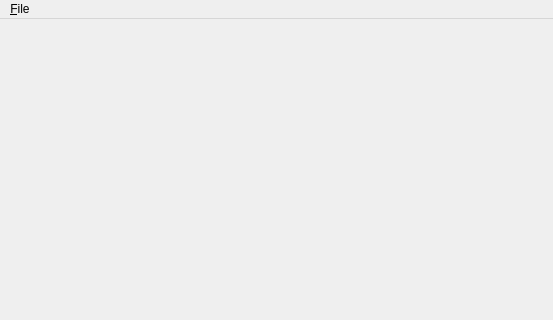
The window that src/ui/mainwindow.ui (krug-vadim/Hussein) describes before a commit, drawn with Qt 5; both pictures show x 0 to 553 and y 0 to 320 of the 553 by 546 pixel window.
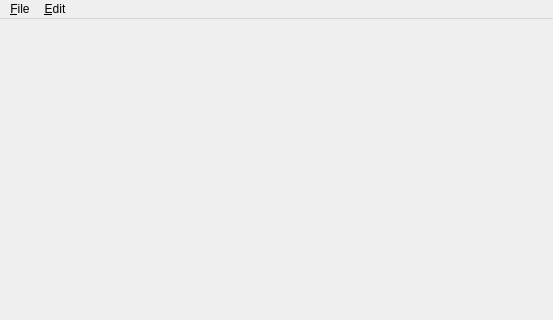
The same window after the commit. Custom widgets are drawn as their Qt base class.

```diff
--- a/src/ui/mainwindow.ui
+++ b/src/ui/mainwindow.ui
@@ -48,7 +48,7 @@
      <x>0</x>
      <y>0</y>
      <width>553</width>
-     <height>22</height>
+     <height>21</height>
     </rect>
    </property>
    <widget class="QMenu" name="menuFile">
@@ -65,7 +65,14 @@
     <addaction name="separator"/>
     <addaction name="actionQuit"/>
    </widget>
+   <widget class="QMenu" name="menu_Edit">
+    <property name="title">
+     <string>&amp;Edit</string>
+    </property>
+    <addaction name="actionToggleDone"/>
+   </widget>
    <addaction name="menuFile"/>
+   <addaction name="menu_Edit"/>
   </widget>
   <widget class="QStatusBar" name="statusbar"/>
   <action name="actionNew">
```
Left out of the diff: 8 changed lines with no effect on the pictures.
